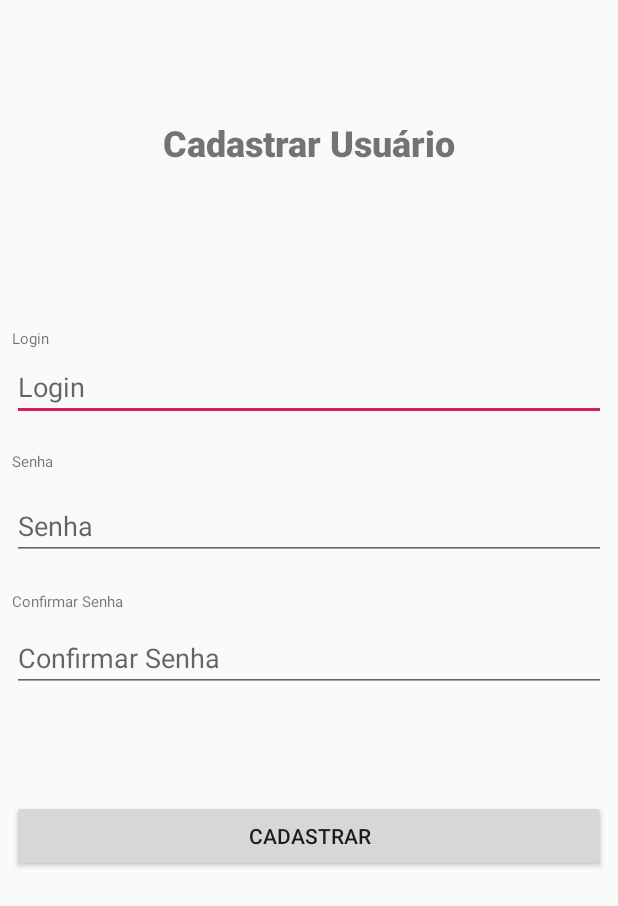
After one commit to foxraf3d/MyNorthApp, an Android app: the CadastrarActivity screen opened directly, with no data from a screen before it, on a phone screen of 412 x 824 dp. The commit adds this screen. Shown: the top 906 px of the screen. Run offline under Robolectric (Android 15) with nearby library versions, the phone set to English and light mode, and no system bars.

Commit message:
Erro de banco - 17/03/2019

```diff
--- a/app/src/main/AndroidManifest.xml
+++ b/app/src/main/AndroidManifest.xml
@@ -9,6 +9,8 @@
         android:roundIcon="@mipmap/ic_launcher_round"
         android:supportsRtl="true"
         android:theme="@style/AppTheme">
+        <activity android:name=".PrincipalActivity"></activity>
+        <activity android:name=".CadastrarActivity" />
         <activity android:name=".LoginActivity">
             <intent-filter>
                 <action android:name="android.intent.action.MAIN" />
--- /dev/null
+++ b/app/src/main/java/com/projetofragmento/pc_rafael/mynorthapp/CadastrarActivity.java
@@ -0,0 +1,63 @@
+package com.projetofragmento.pc_rafael.mynorthapp;
+
+import android.app.Application;
+import android.content.Intent;
+import android.database.Cursor;
+import android.support.v7.app.AppCompatActivity;
+import android.os.Bundle;
+import android.view.View;
+import android.widget.Button;
+import android.widget.EditText;
+import android.widget.Toast;
+
+import Controller.UsuarioController;
+import Intermediate.Util;
+
+public class CadastrarActivity extends AppCompatActivity {
+
+    private EditText login;
+    private EditText senha;
+    private EditText confirmarSenha;
+    private Button cadastrar;
+    private UsuarioController crudUser;
+
+    @Override
+    protected void onCreate(Bundle savedInstanceState) {
+        super.onCreate(savedInstanceState);
+        setContentView(R.layout.activity_cadastrar);
+
+        login = findViewById(R.id.editLoginId);
+        senha = findViewById(R.id.editSenhaId);
+        confirmarSenha = findViewById(R.id.editConfirmarSenhaId);
+        cadastrar = findViewById(R.id.btnCadastrarId);
+
+        cadastrar.setOnClickListener(new View.OnClickListener() {
+            @Override
+            public void onClick(View v) {
+                crudUser = new UsuarioController(getBaseContext());
+                String loginString = login.getText().toString();
+                String senhaString = senha.getText().toString();
+                String confirmarSenhaString = confirmarSenha.getText().toString();
+                String resultado;
+
+                boolean senhaValida = Util.validaSenha(senhaString, confirmarSenhaString);
+
+                if (senhaValida) {
+                    resultado = crudUser.inserirUsuario(loginString, senhaString);
+                    Toast.makeText(getBaseContext(), resultado, Toast.LENGTH_LONG).show();
+                    ConsultarDados();
+                    Intent intent = new Intent(getApplicationContext(), LoginActivity.class);
+                    startActivity(intent);
+                }else{
+                    Toast.makeText(getBaseContext(), "Erro ao cadastrar usuário!", Toast.LENGTH_LONG).show();
+                }
+            }
+        });
+    }
+
+    private Cursor ConsultarDados() {
+        Cursor cursor = crudUser.carregaDados();
+        System.out.println("DADOS: "+cursor);
+        return cursor;
+    }
+}
--- /dev/null
+++ b/app/src/main/res/layout/activity_cadastrar.xml
@@ -0,0 +1,163 @@
+<?xml version="1.0" encoding="utf-8"?>
+<android.support.constraint.ConstraintLayout xmlns:android="http://schemas.android.com/apk/res/android"
+    xmlns:app="http://schemas.android.com/apk/res-auto"
+    xmlns:tools="http://schemas.android.com/tools"
+    android:layout_width="match_parent"
+    android:layout_height="match_parent"
+    tools:context=".CadastrarActivity">
+
+    <TextView
+        android:id="@+id/txtLogin"
+        android:layout_width="0dp"
+        android:layout_height="wrap_content"
+        android:layout_marginStart="8dp"
+        android:layout_marginLeft="8dp"
+        android:layout_marginTop="8dp"
+        android:layout_marginEnd="8dp"
+        android:layout_marginRight="8dp"
+        android:layout_marginBottom="8dp"
+        android:text="Login"
+        android:textSize="10sp"
+        app:layout_constraintBottom_toBottomOf="parent"
+        app:layout_constraintEnd_toEndOf="parent"
+        app:layout_constraintHorizontal_bias="1.0"
+        app:layout_constraintStart_toStartOf="parent"
+        app:layout_constraintTop_toTopOf="parent"
+        app:layout_constraintVertical_bias="0.265" />
+
+    <TextView
+        android:id="@+id/txtSenha"
+        android:layout_width="0dp"
+        android:layout_height="wrap_content"
+        android:layout_marginStart="8dp"
+        android:layout_marginLeft="8dp"
+        android:layout_marginTop="8dp"
+        android:layout_marginEnd="8dp"
+        android:layout_marginRight="8dp"
+        android:layout_marginBottom="8dp"
+        android:text="Senha"
+        android:textSize="10sp"
+        app:layout_constraintBottom_toBottomOf="parent"
+        app:layout_constraintEnd_toEndOf="parent"
+        app:layout_constraintHorizontal_bias="1.0"
+        app:layout_constraintStart_toStartOf="parent"
+        app:layout_constraintTop_toTopOf="parent"
+        app:layout_constraintVertical_bias="0.369" />
+
+    <TextView
+        android:id="@+id/txtConfirmarSenha"
+        android:layout_width="0dp"
+        android:layout_height="wrap_content"
+        android:layout_marginStart="8dp"
+        android:layout_marginLeft="8dp"
+        android:layout_marginTop="8dp"
+        android:layout_marginEnd="8dp"
+        android:layout_marginRight="8dp"
+        android:layout_marginBottom="8dp"
+        android:text="Confirmar Senha"
+        android:textSize="10sp"
+        app:layout_constraintBottom_toBottomOf="parent"
+        app:layout_constraintEnd_toEndOf="parent"
+        app:layout_constraintHorizontal_bias="1.0"
+        app:layout_constraintStart_toStartOf="parent"
+        app:layout_constraintTop_toTopOf="parent"
+        app:layout_constraintVertical_bias="0.486" />
+
+    <Button
+        android:id="@+id/btnCadastrarId"
+        android:layout_width="0dp"
+        android:layout_height="wrap_content"
+        android:layout_marginStart="8dp"
+        android:layout_marginLeft="8dp"
+        android:layout_marginTop="8dp"
+        android:layout_marginEnd="8dp"
+        android:layout_marginRight="8dp"
+        android:layout_marginBottom="8dp"
+        android:text="Cadastrar"
+        app:layout_constraintBottom_toBottomOf="parent"
+        app:layout_constraintEnd_toEndOf="parent"
+        app:layout_constraintHorizontal_bias="1.0"
+        app:layout_constraintStart_toStartOf="parent"
+        app:layout_constraintTop_toTopOf="parent"
+        app:layout_constraintVertical_bias="0.691" />
+
+    <EditText
+        android:id="@+id/editLoginId"
+        android:layout_width="0dp"
+        android:layout_height="wrap_content"
+        android:layout_marginStart="8dp"
+        android:layout_marginLeft="8dp"
+        android:layout_marginTop="8dp"
+        android:layout_marginEnd="8dp"
+        android:layout_marginRight="8dp"
+        android:layout_marginBottom="8dp"
+        android:ems="10"
+        android:hint="Login"
+        android:inputType="textPersonName"
+        app:layout_constraintBottom_toBottomOf="parent"
+        app:layout_constraintEnd_toEndOf="parent"
+        app:layout_constraintHorizontal_bias="1.0"
+        app:layout_constraintStart_toStartOf="parent"
+        app:layout_constraintTop_toTopOf="parent"
+        app:layout_constraintVertical_bias="0.298" />
+
+    <EditText
+        android:id="@+id/editSenhaId"
+        android:layout_width="0dp"
+        android:layout_height="wrap_content"
+        android:layout_marginStart="8dp"
+        android:layout_marginLeft="8dp"
+        android:layout_marginTop="8dp"
+        android:layout_marginEnd="8dp"
+        android:layout_marginRight="8dp"
+        android:layout_marginBottom="8dp"
+        android:ems="10"
+        android:hint="Senha"
+        android:inputType="textPassword"
+        app:layout_constraintBottom_toBottomOf="parent"
+        app:layout_constraintEnd_toEndOf="parent"
+        app:layout_constraintHorizontal_bias="1.0"
+        app:layout_constraintStart_toStartOf="parent"
+        app:layout_constraintTop_toTopOf="parent"
+        app:layout_constraintVertical_bias="0.42" />
+
+    <EditText
+        android:id="@+id/editConfirmarSenhaId"
+        android:layout_width="0dp"
+        android:layout_height="wrap_content"
+        android:layout_marginStart="8dp"
+        android:layout_marginLeft="8dp"
+        android:layout_marginTop="8dp"
+        android:layout_marginEnd="8dp"
+        android:layout_marginRight="8dp"
+        android:layout_marginBottom="8dp"
+        android:ems="10"
+        android:hint="Confirmar Senha"
+        android:inputType="textPassword"
+        app:layout_constraintBottom_toBottomOf="parent"
+        app:layout_constraintEnd_toEndOf="parent"
+        app:layout_constraintHorizontal_bias="1.0"
+        app:layout_constraintStart_toStartOf="parent"
+        app:layout_constraintTop_toTopOf="parent"
+        app:layout_constraintVertical_bias="0.535" />
+
+    <TextView
+        android:id="@+id/txtCadastrarTitleId"
+        android:layout_width="wrap_content"
+        android:layout_height="wrap_content"
+        android:layout_marginStart="8dp"
+        android:layout_marginLeft="8dp"
+        android:layout_marginTop="8dp"
+        android:layout_marginEnd="8dp"
+        android:layout_marginRight="8dp"
+        android:layout_marginBottom="8dp"
+        android:text="Cadastrar Usuário"
+        android:textSize="24sp"
+        android:textStyle="bold"
+        app:fontFamily="sans-serif-medium"
+        app:layout_constraintBottom_toBottomOf="parent"
+        app:layout_constraintEnd_toEndOf="parent"
+        app:layout_constraintStart_toStartOf="parent"
+        app:layout_constraintTop_toTopOf="parent"
+        app:layout_constraintVertical_bias="0.091" />
+</android.support.constraint.ConstraintLayout>
--- a/build.gradle
+++ b/build.gradle
@@ -7,7 +7,7 @@ buildscript {
 
     }
     dependencies {
-        classpath 'com.android.tools.build:gradle:3.3.1'
+        classpath 'com.android.tools.build:gradle:3.3.2'
 
         // NOTE: Do not place your application dependencies here; they belong
         // in the individual module build.gradle files
```
Also changed, not shown: app/src/main/java/Controller/UsuarioController.java (added, +58 -0 lines), app/src/main/java/DAL/CriaBanco.java (added, +40 -0 lines), app/src/main/java/Entities/UsuarioEntity.java (added, +32 -0 lines), app/src/main/java/Intermediate/Define_Tabela.java (added, +25 -0 lines), app/src/main/java/Intermediate/Util.java (added, +12 -0 lines), app/src/main/java/com/projetofragmento/pc_rafael/mynorthapp/LoginActivity.java (+27 -0 lines), app/src/main/java/com/projetofragmento/pc_rafael/mynorthapp/PrincipalActivity.java (added, +23 -0 lines), app/src/main/res/layout/activity_principal.xml (added, +26 -0 lines).
